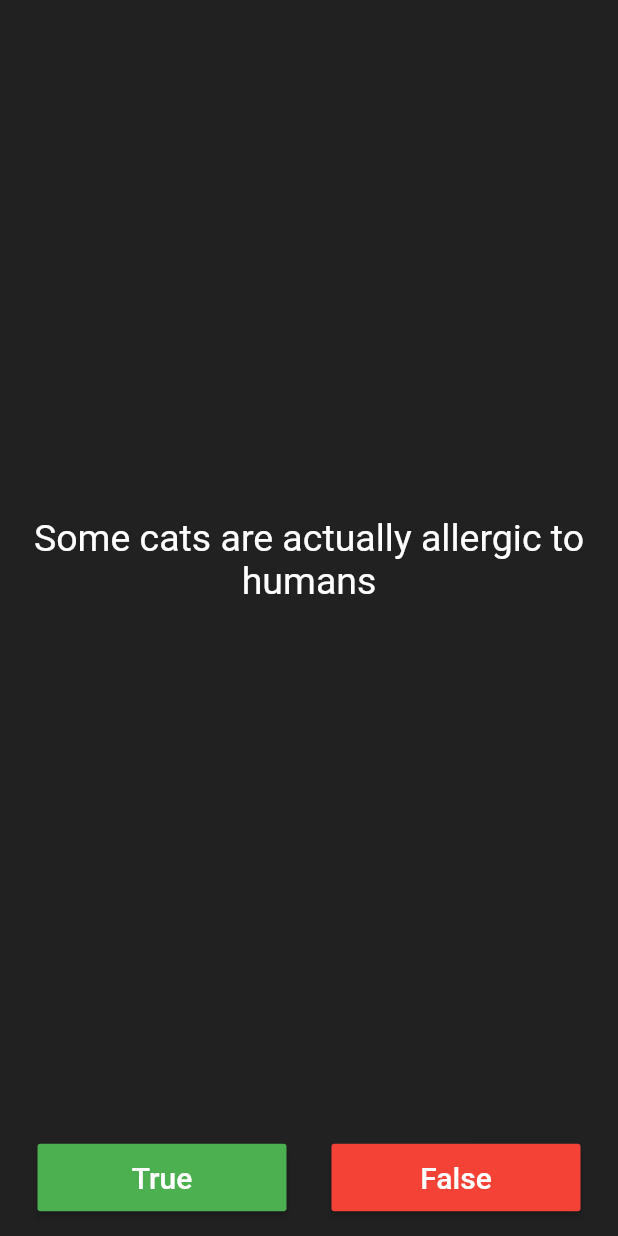
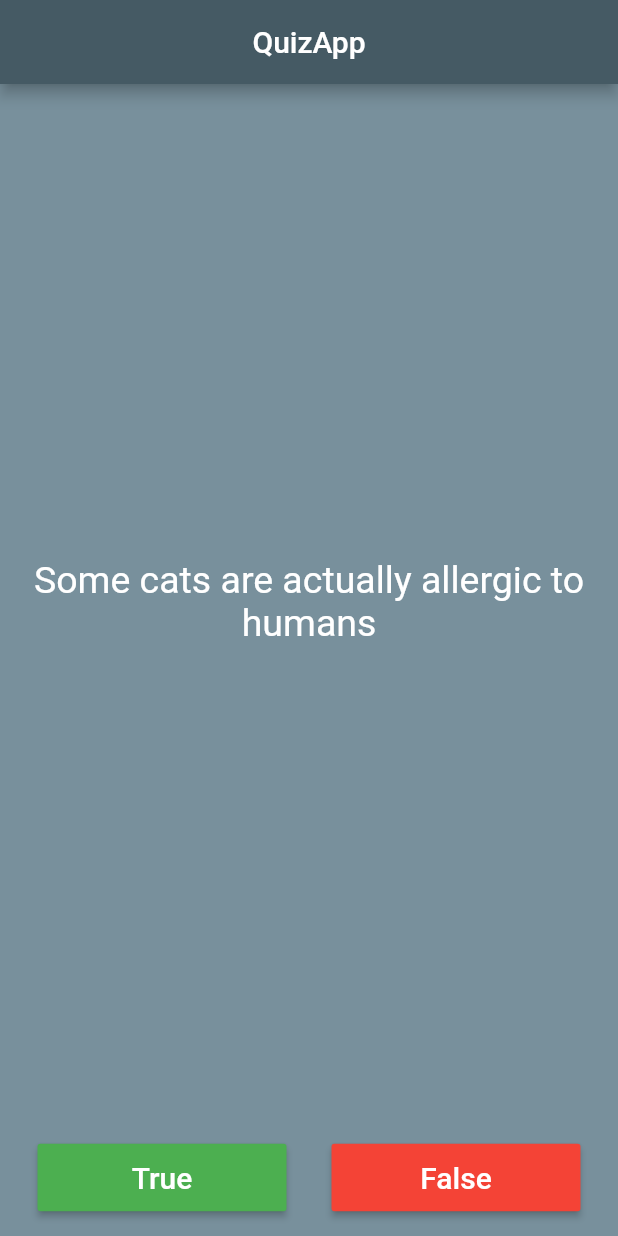
Before and after one commit to joaopaulozorek/flutter_quiz, a Flutter app: the screen it shows after launch, on a phone screen of 412 x 824 dp. Run offline on Flutter 3.47's test engine with Material 2 defaults, Android fonts, the phone set to English and light mode, and no system bars; our stand-ins replace rflutter_alert.

Commit message:
I added the AppBar

```diff
--- a/lib/main.dart
+++ b/lib/main.dart
@@ -12,7 +12,12 @@ class Quizzler extends StatelessWidget {
     return MaterialApp(
       debugShowCheckedModeBanner: false,
       home: Scaffold(
-        backgroundColor: Colors.grey.shade900,
+        appBar: AppBar(
+          centerTitle: true,
+          backgroundColor: Colors.blueGrey.shade700,
+          title: Text('QuizApp'),
+        ),
+        backgroundColor: Colors.blueGrey.shade400,
         body: SafeArea(
           child: Padding(
             padding: EdgeInsets.symmetric(horizontal: 10),
```
